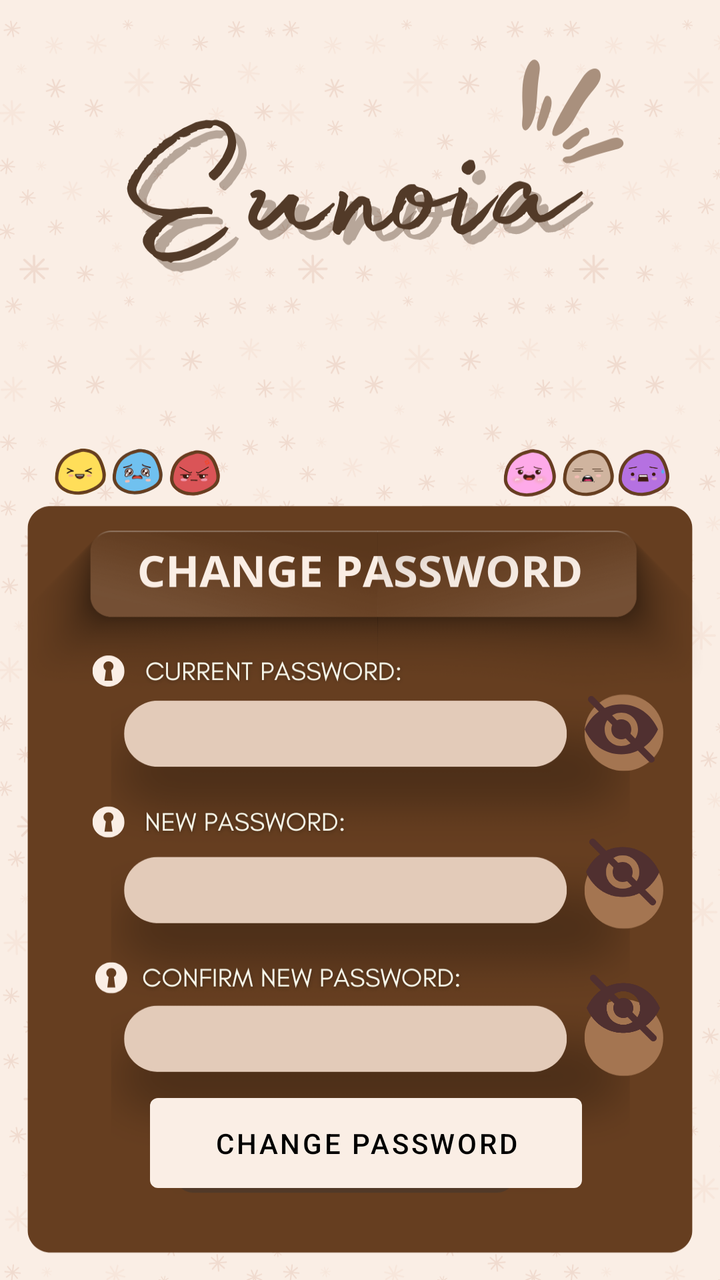
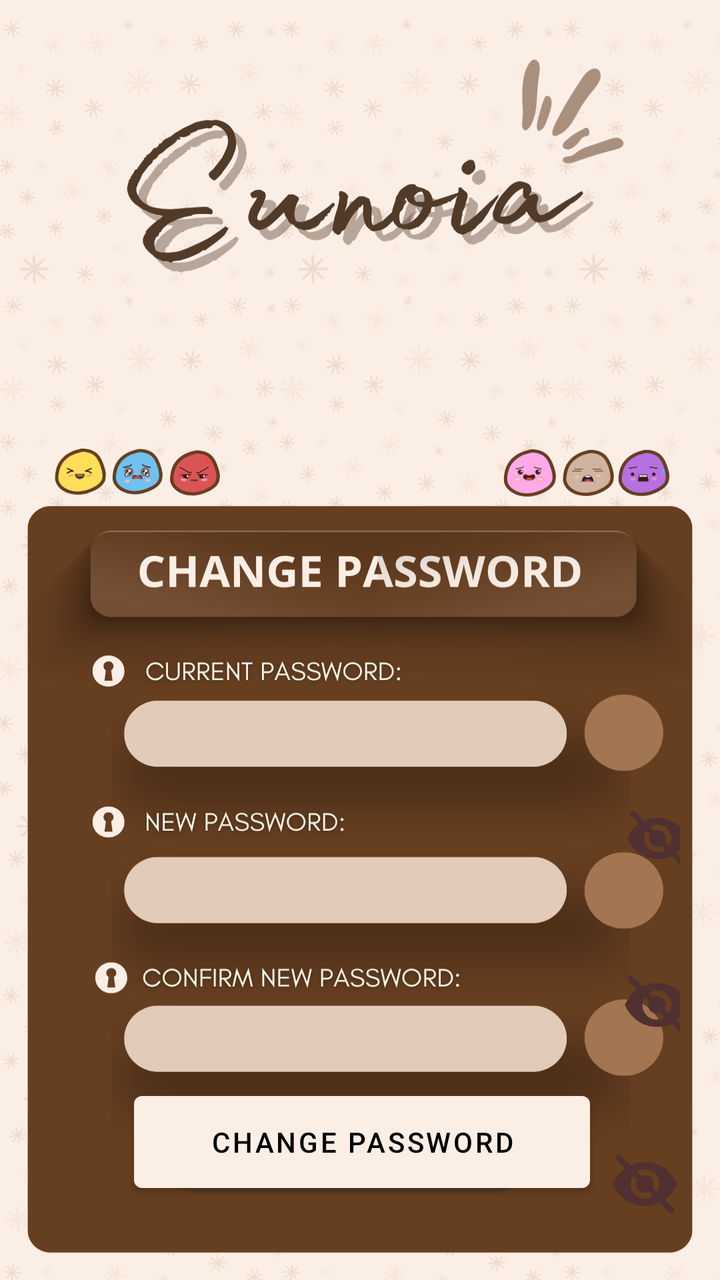

Two renders of the same Android screen: before a commit and after it. Below are the layout's source before the change and the commit's diff.
<!-- AndroidManifest.xml: application theme Theme.MoodTracker -->
<!-- res/layout/activity_change_password.xml -->
<?xml version="1.0" encoding="utf-8"?>
<androidx.constraintlayout.widget.ConstraintLayout xmlns:android="http://schemas.android.com/apk/res/android"
    xmlns:app="http://schemas.android.com/apk/res-auto"
    xmlns:tools="http://schemas.android.com/tools"
    android:layout_width="match_parent"
    android:layout_height="match_parent"
    android:background="@drawable/change"
    android:padding="20dp">

    

    

    

    <ImageView
        android:id="@+id/puppy2"
        android:layout_width="227dp"
        android:layout_height="197dp"
        android:scaleType="fitCenter"
        app:layout_constraintBottom_toBottomOf="parent"
        app:layout_constraintEnd_toEndOf="parent"
        app:layout_constraintHorizontal_bias="0.583"
        app:layout_constraintStart_toStartOf="parent"
        app:layout_constraintTop_toTopOf="parent"
        app:layout_constraintVertical_bias="0.224" />

    <EditText
        android:id="@+id/oldPassword"
        android:layout_width="257dp"
        android:layout_height="36dp"
        android:layout_marginStart="50dp"
        android:layout_marginBottom="56dp"
        android:backgroundTint="#00FAEEE5"
        android:ems="10"
        android:hint="Enter Old Password"
        android:inputType="textPassword"
        android:textColor="#000000"
        android:textColorHint="#00FAEEE5"
        android:textSize="14sp"
        app:layout_constraintBottom_toTopOf="@+id/newPassword"
        app:layout_constraintEnd_toStartOf="@+id/toggleOldPass"
        app:layout_constraintHorizontal_bias="1.0"
        app:layout_constraintStart_toStartOf="parent" />

    <ImageView
        android:id="@+id/toggleOldPass"
        android:layout_width="40dp"
        android:layout_height="40dp"
        android:layout_marginStart="-30dp"
        android:layout_marginEnd="16dp"
        android:clickable="true"
        android:contentDescription="Toggle Old Password Visibility"
        android:focusable="true"
        android:src="@drawable/ic_eye_closed"
        app:layout_constraintBottom_toBottomOf="parent"
        app:layout_constraintEnd_toEndOf="parent"
        app:layout_constraintStart_toEndOf="@+id/oldPassword"
        app:layout_constraintTop_toTopOf="parent"
        app:layout_constraintVertical_bias="0.58" />

    <EditText
        android:id="@+id/newPassword"
        android:layout_width="259dp"
        android:layout_height="36dp"
        android:layout_marginStart="50dp"
        android:layout_marginEnd="19dp"
        android:layout_marginBottom="48dp"
        android:backgroundTint="#00FAEEE5"
        android:ems="10"
        android:hint="Enter New Password"
        android:inputType="textPassword"
        android:textColor="#000000"
        android:textColorHint="#00FAEEE5"
        android:textSize="14sp"
        app:layout_constraintBottom_toTopOf="@+id/newPassword2"
        app:layout_constraintEnd_toStartOf="@+id/toggleNewPass"
        app:layout_constraintHorizontal_bias="0.682"
        app:layout_constraintStart_toStartOf="parent" />

    

    <ImageView
        android:id="@+id/toggleNewPass"
        android:layout_width="40dp"
        android:layout_height="40dp"
        android:layout_marginStart="-50dp"
        android:layout_marginEnd="16dp"
        android:clickable="true"
        android:contentDescription="Toggle New Password Visibility"
        android:focusable="true"
        android:src="@drawable/ic_eye_closed"
        app:layout_constraintBottom_toTopOf="@+id/toggleConfirmPass"
        app:layout_constraintEnd_toEndOf="parent"
        app:layout_constraintStart_toEndOf="@+id/newPassword"
        app:layout_constraintTop_toBottomOf="@+id/toggleOldPass"
        app:layout_constraintVertical_bias="0.526" />

    <EditText
        android:id="@+id/newPassword2"
        android:layout_width="259dp"
        android:layout_height="36dp"
        android:layout_marginStart="50dp"
        android:layout_marginBottom="22dp"
        android:backgroundTint="#00FAEEE5"
        android:ems="10"
        android:hint="Confirm New Password"
        android:inputType="textPassword"
        android:textColor="#000000"
        android:textColorHint="#00FAEEE5"
        android:textSize="14sp"
        app:layout_constraintBottom_toTopOf="@+id/changePasswordButton"
        app:layout_constraintEnd_toStartOf="@+id/toggleConfirmPass"
        app:layout_constraintHorizontal_bias="0.636"
        app:layout_constraintStart_toStartOf="parent" />

    <ImageView
        android:id="@+id/toggleConfirmPass"
        android:layout_width="40dp"
        android:layout_height="40dp"
        android:layout_marginStart="-30dp"
        android:layout_marginEnd="16dp"
        android:layout_marginBottom="96dp"
        android:clickable="true"
        android:contentDescription="Toggle Confirm Password Visibility"
        android:focusable="true"
        android:src="@drawable/ic_eye_closed"
        app:layout_constraintBottom_toBottomOf="parent"
        app:layout_constraintEnd_toEndOf="parent"
        app:layout_constraintStart_toEndOf="@+id/newPassword2"
        app:layout_constraintTop_toBottomOf="@+id/toggleOldPass"
        app:layout_constraintVertical_bias="1.0" />

    <Button
        android:id="@+id/changePasswordButton"
        android:layout_width="216dp"
        android:layout_height="57dp"
        android:layout_marginStart="55dp"
        android:layout_marginEnd="100dp"
        android:layout_marginBottom="20dp"
        android:padding="12dp"
        android:text="Change Password"
        android:textColor="@android:color/black"
        app:backgroundTint="#faeee5"
        app:layout_constraintBottom_toBottomOf="parent"
        app:layout_constraintEnd_toEndOf="parent"
        app:layout_constraintHorizontal_bias="0.0"
        app:layout_constraintStart_toStartOf="parent" />

</androidx.constraintlayout.widget.ConstraintLayout>
<!-- resources referenced by this layout -->
<resources>
  <!-- drawable change: png bitmap (drawable, 412623 bytes) -->
  <!-- drawable ic_eye_closed (drawable) -->
  <vector xmlns:android="http://schemas.android.com/apk/res/android"
      android:width="24dp"
      android:height="24dp"
      android:viewportWidth="24"
      android:viewportHeight="24">
      <path
          android:fillColor="#503030"
          android:pathData="M12,4.5C7,4.5 3,7.5 1,12C3,16.5 7,19.5 12,19.5C17,19.5 21,16.5 23,12C21,7.5 17,4.5 12,4.5M12,17C9.2,17 7,14.8 7,12C7,9.2 9.2,7 12,7C14.8,7 17,9.2 17,12C17,14.8 14.8,17 12,17M12,9C10.3,9 9,10.3 9,12C9,13.7 10.3,15 12,15C13.7,15 15,13.7 15,12C15,10.3 13.7,9 12,9Z"/>
      <path
          android:fillColor="#503030"
          android:strokeColor="#503030"
          android:strokeWidth="2"
          android:strokeLineCap="round"
          android:pathData="M3,3L21,21"/>
  </vector>
  <style name="Theme.MoodTracker" parent="Base.Theme.MoodTracker" />
  <style name="Base.Theme.MoodTracker" parent="Theme.MaterialComponents.Light.NoActionBar">
          
          <item name="colorPrimary">#c47930</item> 
          <item name="colorPrimaryVariant">#c47930</item> 
          <item name="colorOnPrimary">#000000</item> 
          <item name="colorControlNormal">#FFFFFF</item>
  
          
          <item name="materialButtonStyle">@style/CustomButtonStyle</item>
      </style>
  <style name="CustomButtonStyle" parent="Widget.MaterialComponents.Button">
          <item name="backgroundTint">#64381A</item>
          <item name="android:textColor">@color/brownishe</item>
      </style>
  <color name="brownishe">#c47930</color>
</resources>

<!-- the commit's change to res/layout/activity_change_password.xml (unified diff, before → after) -->
@@ -25,118 +25,107 @@
         app:layout_constraintTop_toTopOf="parent"
         app:layout_constraintVertical_bias="0.224" />
 
+    
+
+    
+
     <EditText
         android:id="@+id/oldPassword"
-        android:layout_width="257dp"
-        android:layout_height="36dp"
-        android:layout_marginStart="50dp"
-        android:layout_marginBottom="56dp"
+        android:layout_width="246dp"
+        android:layout_height="45dp"
+        android:layout_marginStart="52dp"
+        android:layout_marginTop="380dp"
+        android:layout_marginBottom="49dp"
         android:backgroundTint="#00FAEEE5"
-        android:ems="10"
         android:hint="Enter Old Password"
         android:inputType="textPassword"
         android:textColor="#000000"
         android:textColorHint="#00FAEEE5"
         android:textSize="14sp"
         app:layout_constraintBottom_toTopOf="@+id/newPassword"
-        app:layout_constraintEnd_toStartOf="@+id/toggleOldPass"
-        app:layout_constraintHorizontal_bias="1.0"
-        app:layout_constraintStart_toStartOf="parent" />
+        app:layout_constraintHorizontal_chainStyle="spread"
+        app:layout_constraintStart_toStartOf="parent"
+        app:layout_constraintTop_toTopOf="parent" />
 
     <ImageView
         android:id="@+id/toggleOldPass"
-        android:layout_width="40dp"
-        android:layout_height="40dp"
-        android:layout_marginStart="-30dp"
-        android:layout_marginEnd="16dp"
+        android:layout_width="33dp"
+        android:layout_height="38dp"
         android:clickable="true"
-        android:contentDescription="Toggle Old Password Visibility"
+        android:contentDescription="Toggle"
         android:focusable="true"
         android:src="@drawable/ic_eye_closed"
-        app:layout_constraintBottom_toBottomOf="parent"
+        app:layout_constraintBottom_toBottomOf="@id/oldPassword"
         app:layout_constraintEnd_toEndOf="parent"
-        app:layout_constraintStart_toEndOf="@+id/oldPassword"
-        app:layout_constraintTop_toTopOf="parent"
-        app:layout_constraintVertical_bias="0.58" />
+        app:layout_constraintHorizontal_bias="0.525"
+        app:layout_constraintStart_toEndOf="@id/oldPassword"
+        app:layout_constraintTop_toTopOf="@id/oldPassword"
+        app:layout_constraintVertical_bias="0.0" />
 
     <EditText
         android:id="@+id/newPassword"
-        android:layout_width="259dp"
-        android:layout_height="36dp"
-        android:layout_marginStart="50dp"
-        android:layout_marginEnd="19dp"
-        android:layout_marginBottom="48dp"
+        android:layout_width="254dp"
+        android:layout_height="49dp"
+        android:layout_marginStart="44dp"
+        android:layout_marginTop="40dp"
         android:backgroundTint="#00FAEEE5"
-        android:ems="10"
         android:hint="Enter New Password"
         android:inputType="textPassword"
         android:textColor="#000000"
         android:textColorHint="#00FAEEE5"
         android:textSize="14sp"
-        app:layout_constraintBottom_toTopOf="@+id/newPassword2"
-        app:layout_constraintEnd_toStartOf="@+id/toggleNewPass"
-        app:layout_constraintHorizontal_bias="0.682"
-        app:layout_constraintStart_toStartOf="parent" />
-
-    
+        app:layout_constraintStart_toStartOf="parent"
+        app:layout_constraintTop_toBottomOf="@id/oldPassword" />
 
     <ImageView
         android:id="@+id/toggleNewPass"
-        android:layout_width="40dp"
-        android:layout_height="40dp"
-        android:layout_marginStart="-50dp"
-        android:layout_marginEnd="16dp"
+        android:layout_width="35dp"
+        android:layout_height="35dp"
         android:clickable="true"
-        android:contentDescription="Toggle New Password Visibility"
+        android:contentDescription="Toggle"
         android:focusable="true"
         android:src="@drawable/ic_eye_closed"
-        app:layout_constraintBottom_toTopOf="@+id/toggleConfirmPass"
+        app:layout_constraintBottom_toBottomOf="@id/newPassword"
         app:layout_constraintEnd_toEndOf="parent"
-        app:layout_constraintStart_toEndOf="@+id/newPassword"
-        app:layout_constraintTop_toBottomOf="@+id/toggleOldPass"
-        app:layout_constraintVertical_bias="0.526" />
+        app:layout_constraintHorizontal_bias="0.552"
+        app:layout_constraintStart_toEndOf="@id/newPassword"
+        app:layout_constraintTop_toTopOf="@id/newPassword"
+        app:layout_constraintVertical_bias="0.0" />
 
     <EditText
         android:id="@+id/newPassword2"
-        android:layout_width="259dp"
-        android:layout_height="36dp"
-        android:layout_marginStart="50dp"
-        android:layout_marginBottom="22dp"
+        android:layout_width="241dp"
+        android:layout_height="39dp"
+        android:layout_marginStart="44dp"
+        android:layout_marginTop="40dp"
         android:backgroundTint="#00FAEEE5"
-        android:ems="10"
         android:hint="Confirm New Password"
         android:inputType="textPassword"
         android:textColor="#000000"
         android:textColorHint="#00FAEEE5"
         android:textSize="14sp"
-        app:layout_constraintBottom_toTopOf="@+id/changePasswordButton"
-        app:layout_constraintEnd_toStartOf="@+id/toggleConfirmPass"
-        app:layout_constraintHorizontal_bias="0.636"
-        app:layout_constraintStart_toStartOf="parent" />
+        app:layout_constraintStart_toStartOf="parent"
+        app:layout_constraintTop_toBottomOf="@id/newPassword" />
 
     <ImageView
         android:id="@+id/toggleConfirmPass"
-        android:layout_width="40dp"
-        android:layout_height="40dp"
-        android:layout_marginStart="-30dp"
-        android:layout_marginEnd="16dp"
-        android:layout_marginBottom="96dp"
+        android:layout_width="35dp"
+        android:layout_height="36dp"
         android:clickable="true"
-        android:contentDescription="Toggle Confirm Password Visibility"
+        android:contentDescription="Toggle"
         android:focusable="true"
         android:src="@drawable/ic_eye_closed"
-        app:layout_constraintBottom_toBottomOf="parent"
+        app:layout_constraintBottom_toBottomOf="@id/newPassword2"
         app:layout_constraintEnd_toEndOf="parent"
-        app:layout_constraintStart_toEndOf="@+id/newPassword2"
-        app:layout_constraintTop_toBottomOf="@+id/toggleOldPass"
-        app:layout_constraintVertical_bias="1.0" />
+        app:layout_constraintHorizontal_bias="0.666"
+        app:layout_constraintStart_toEndOf="@id/newPassword2"
+        app:layout_constraintTop_toTopOf="@id/newPassword2"
+        app:layout_constraintVertical_bias="0.0" />
 
     <Button
         android:id="@+id/changePasswordButton"
-        android:layout_width="216dp"
-        android:layout_height="57dp"
-        android:layout_marginStart="55dp"
-        android:layout_marginEnd="100dp"
+        android:layout_width="228dp"
+        android:layout_height="58dp"
         android:layout_marginBottom="20dp"
         android:padding="12dp"
         android:text="Change Password"
@@ -144,7 +133,7 @@
         app:backgroundTint="#faeee5"
         app:layout_constraintBottom_toBottomOf="parent"
         app:layout_constraintEnd_toEndOf="parent"
-        app:layout_constraintHorizontal_bias="0.0"
+        app:layout_constraintHorizontal_bias="0.51"
         app:layout_constraintStart_toStartOf="parent" />
 
 </androidx.constraintlayout.widget.ConstraintLayout>
